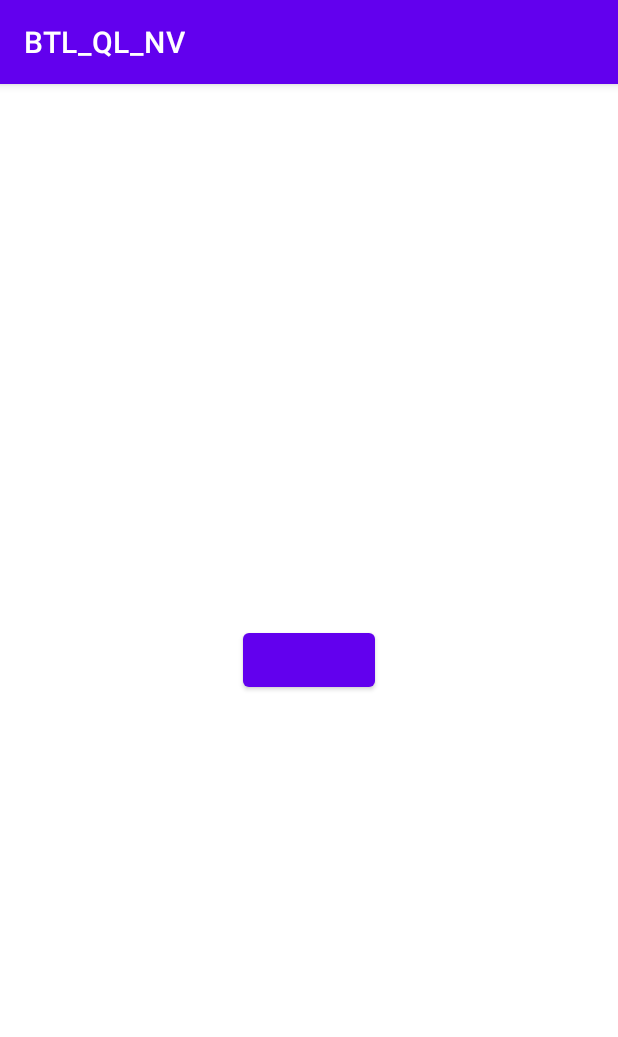
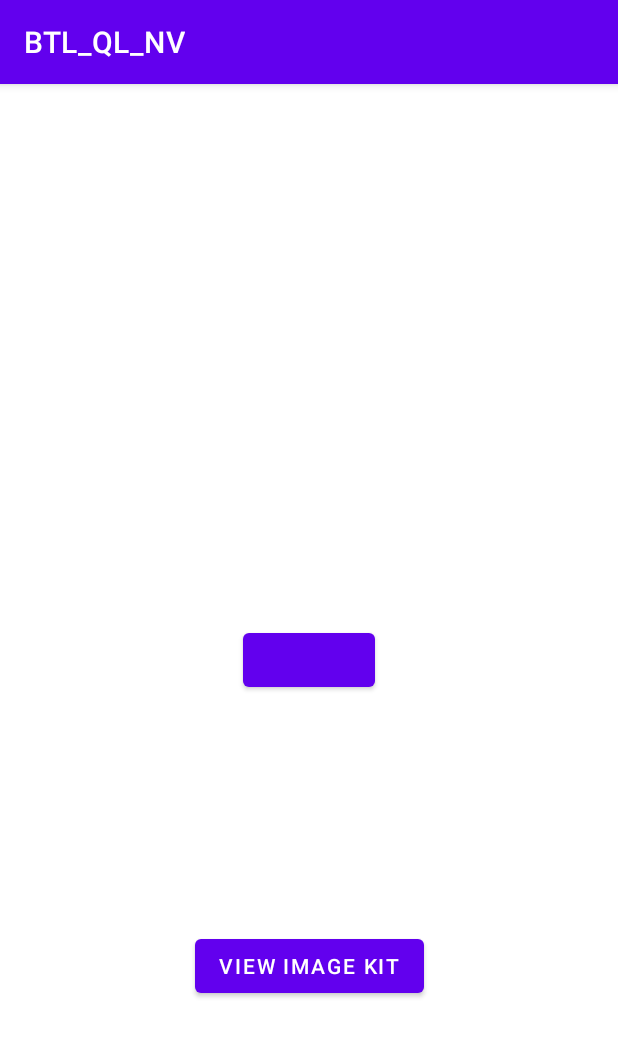
Before and after one commit to nc-minh/LTDD---AAS7132021.012, an Android app: the screen it shows after launch (MainActivity), on a phone screen of 412 x 824 dp. Shown: the top 1037 px of the screen. Run offline under Robolectric (Android 15) with nearby library versions, the phone set to English and light mode, and no system bars; libraries missing offline, so code that uses them is left out: com.huawei.hmf, com.huawei.hms; plain views replace HuaweiIdAuthButton; 2 statements that could not run were skipped.

Commit message:
add view image

```diff
--- a/app/src/main/java/com/ncm/btl_ql_nv/MainActivity.java
+++ b/app/src/main/java/com/ncm/btl_ql_nv/MainActivity.java
@@ -5,6 +5,7 @@ import androidx.appcompat.app.AppCompatActivity;
 import android.content.Intent;
 import android.os.Bundle;
 import android.util.Log;
+import android.widget.Button;
 
 import com.huawei.hmf.tasks.OnFailureListener;
 import com.huawei.hmf.tasks.OnSuccessListener;
@@ -21,6 +22,7 @@ import com.huawei.hms.support.hwid.ui.HuaweiIdAuthButton;
 public class MainActivity extends AppCompatActivity {
 
     HuaweiIdAuthButton huaweiIdAuthButton;
+    Button View_ImageKit;
 
     @Override
     protected void onCreate(Bundle savedInstanceState) {
@@ -30,6 +32,13 @@ public class MainActivity extends AppCompatActivity {
 
         huaweiIdAuthButton.setOnClickListener(v -> {
             silentSignInByHwId();
+        });
+
+        View_ImageKit = (Button) findViewById(R.id.View_ImageKit);
+
+        View_ImageKit.setOnClickListener(v -> {
+            Intent view_image = new Intent(MainActivity.this, Image.class);
+            startActivity(view_image);
         });
     }
     // AccountAuthService provides a set of APIs, including silentSignIn, getSignInIntent, and signOut.
--- a/app/src/main/res/layout/activity_main.xml
+++ b/app/src/main/res/layout/activity_main.xml
@@ -16,4 +16,15 @@
         app:layout_constraintStart_toStartOf="parent"
         app:layout_constraintTop_toTopOf="parent" />
 
+    <Button
+        android:id="@+id/View_ImageKit"
+        android:layout_width="wrap_content"
+        android:layout_height="wrap_content"
+        android:text="View Image Kit"
+        app:layout_constraintBottom_toBottomOf="parent"
+        app:layout_constraintEnd_toEndOf="parent"
+        app:layout_constraintStart_toStartOf="parent"
+        app:layout_constraintTop_toBottomOf="@+id/HuaweiIdAuthButton" />
+
+
 </androidx.constraintlayout.widget.ConstraintLayout>
```
Also changed, not shown: app/src/main/AndroidManifest.xml (+29 -10 lines), app/src/main/java/com/ncm/btl_ql_nv/Image.java (added, +14 -0 lines), app/src/main/res/layout/activity_image.xml (added, +9 -0 lines), 1 other file.
